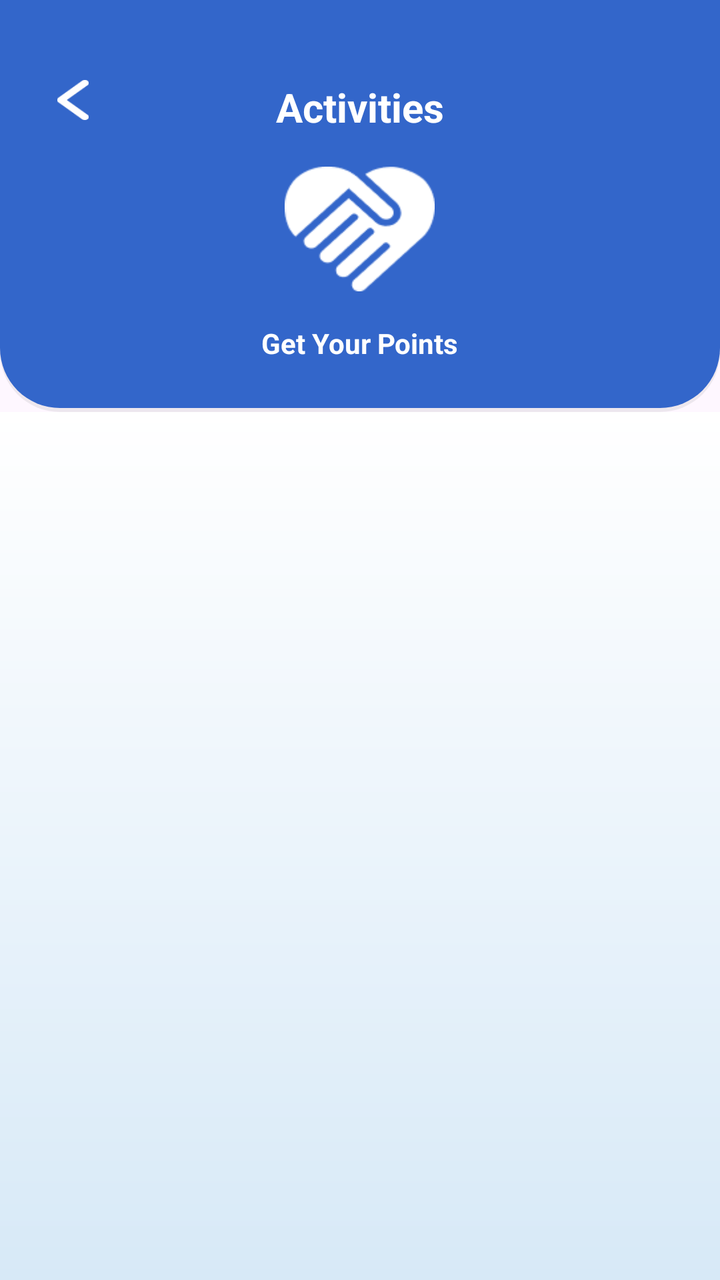
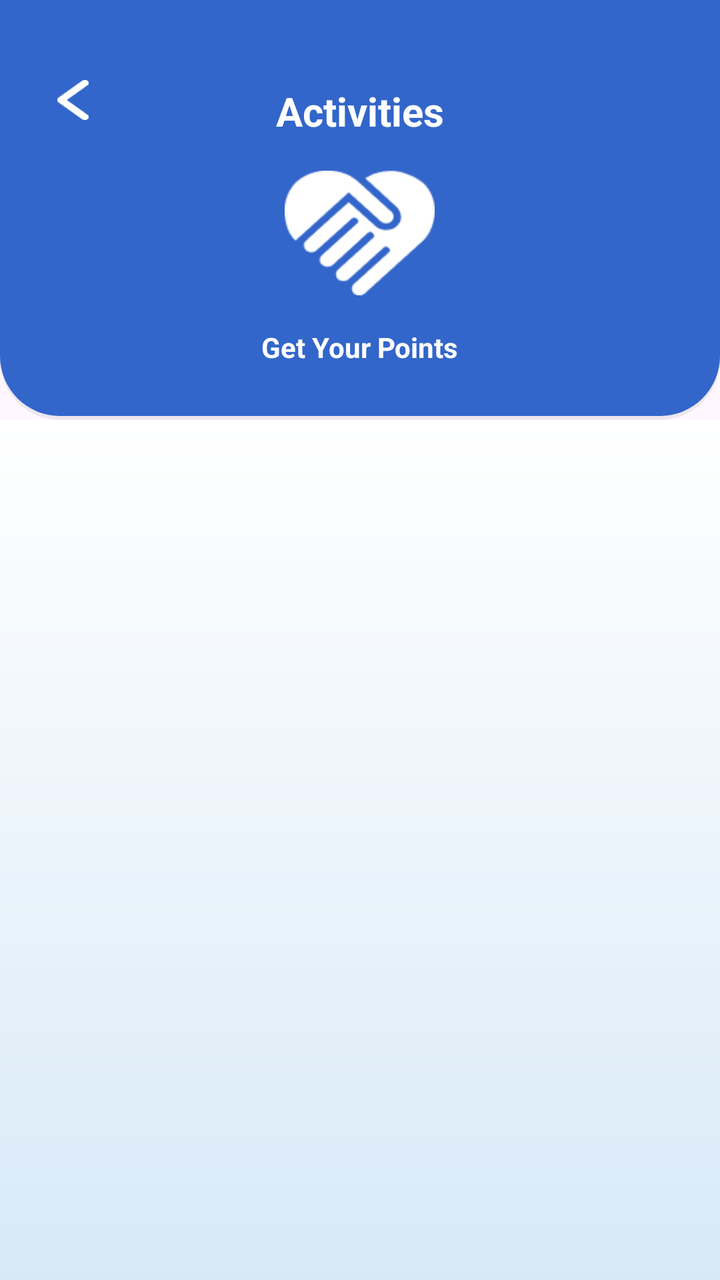

The first picture is an Android layout as it rendered before a commit; the second is the same layout after the commit. The layout source and the unified diff follow.
<!-- AndroidManifest.xml: application theme Theme.PolluGuard -->
<!-- res/layout/activity_user_project.xml -->
<?xml version="1.0" encoding="utf-8"?>
<androidx.constraintlayout.widget.ConstraintLayout xmlns:android="http://schemas.android.com/apk/res/android"
    xmlns:app="http://schemas.android.com/apk/res-auto"
    xmlns:tools="http://schemas.android.com/tools"
    android:id="@+id/main"
    android:layout_width="match_parent"
    android:layout_height="match_parent"
    tools:context=".UserProjectActivity">



    <LinearLayout
        android:id="@+id/titleContainer"
        android:layout_width="match_parent"
        android:layout_height="wrap_content"
        android:background="@drawable/blue_background"
        android:gravity="center"
        android:orientation="vertical"
        android:paddingTop="40dp"
        android:paddingBottom="20dp"
        app:layout_constraintTop_toTopOf="parent"
        app:layout_constraintStart_toStartOf="parent"
        app:layout_constraintEnd_toEndOf="parent">

        <TextView
            android:id="@+id/title"
            android:layout_width="wrap_content"
            android:layout_height="wrap_content"
            android:text="Activities"
            android:textSize="20dp"
            android:textStyle="bold"
            android:textColor="@color/white"
            android:layout_marginBottom="10dp"/>

        <ImageView
            android:id="@+id/image"
            android:layout_width="75dp"
            android:layout_height="75dp"
            android:src="@drawable/handshake"
            android:layout_marginBottom="10dp"
            android:clipToOutline="true" />

        <TextView
            android:id="@+id/subtitle"
            android:layout_width="wrap_content"
            android:layout_height="wrap_content"
            android:text="Get Your Points"
            android:textStyle="bold"
            android:textColor="@color/white"
            android:layout_marginBottom="5dp"/>

    </LinearLayout>


    <LinearLayout
        android:id="@+id/contentContainer"
        android:layout_width="match_parent"
        android:layout_height="0dp"
        android:orientation="vertical"
        android:background="@drawable/gradient_background"
        app:layout_constraintTop_toBottomOf="@id/titleContainer"
        app:layout_constraintStart_toStartOf="parent"
        app:layout_constraintEnd_toEndOf="parent"
        app:layout_constraintBottom_toBottomOf="parent"
        android:padding="15dp">

        <androidx.recyclerview.widget.RecyclerView
            android:id="@+id/userProjectRecyclerView_userProjectActivity"
            android:layout_width="match_parent"
            android:layout_height="wrap_content"/>

    </LinearLayout>

    <ImageView
        android:id="@+id/backButton"
        android:layout_width="wrap_content"
        android:layout_height="20dp"
        android:src="@drawable/arrow_left"
        app:layout_constraintStart_toStartOf="parent"
        app:layout_constraintTop_toTopOf="parent"
        android:layout_marginTop="40dp"
        android:layout_marginLeft="15dp"/>

</androidx.constraintlayout.widget.ConstraintLayout>
<!-- resources referenced by this layout -->
<resources>
  <color name="white">#FFFFFFFF</color>
  <!-- drawable arrow_left: png bitmap (drawable, 492 bytes) -->
  <!-- drawable blue_background (drawable) -->
  <?xml version="1.0" encoding="utf-8"?>
  <layer-list xmlns:android="http://schemas.android.com/apk/res/android">
      <item android:top="4dp">
          <shape>
              <solid android:color="#11000000"/>
              <corners
                  android:bottomRightRadius="30dp"
                  android:bottomLeftRadius="30dp"/>
          </shape>
      </item>
  
      <item android:bottom="2dp">
          <shape>
              <solid android:color="@color/blue"/>
              <corners
                  android:bottomRightRadius="30dp"
                  android:bottomLeftRadius="30dp"/>
          </shape>
      </item>
  
  </layer-list>
  <!-- drawable gradient_background (drawable) -->
  <?xml version="1.0" encoding="utf-8"?>
  <shape xmlns:android="http://schemas.android.com/apk/res/android">
      <gradient xmlns:android="http://schemas.android.com/apk/res/android"
          android:angle="270"
          android:startColor="#FFFFFFFF"
          android:endColor="@color/lightBlue"
          android:type="linear" />
  </shape>
  <!-- drawable handshake: png bitmap (drawable, 2168 bytes) -->
  <style name="Theme.PolluGuard" parent="Base.Theme.PolluGuard" />
  <color name="blue">#3366CA</color>
  <color name="lightBlue">#D7E9F7</color>
  <style name="Base.Theme.PolluGuard" parent="Theme.Material3.DayNight.NoActionBar">
          
           <item name="colorPrimary">@color/blue</item>
      </style>
</resources>

<!-- the commit's change to res/layout/activity_user_project.xml (unified diff, before → after) -->
@@ -12,7 +12,7 @@
     <LinearLayout
         android:id="@+id/titleContainer"
         android:layout_width="match_parent"
-        android:layout_height="wrap_content"
+        android:layout_height="210dp"
         android:background="@drawable/blue_background"
         android:gravity="center"
         android:orientation="vertical"
@@ -62,7 +62,7 @@
         app:layout_constraintStart_toStartOf="parent"
         app:layout_constraintEnd_toEndOf="parent"
         app:layout_constraintBottom_toBottomOf="parent"
-        android:padding="15dp">
+        android:padding="20dp">
 
         <androidx.recyclerview.widget.RecyclerView
             android:id="@+id/userProjectRecyclerView_userProjectActivity"
